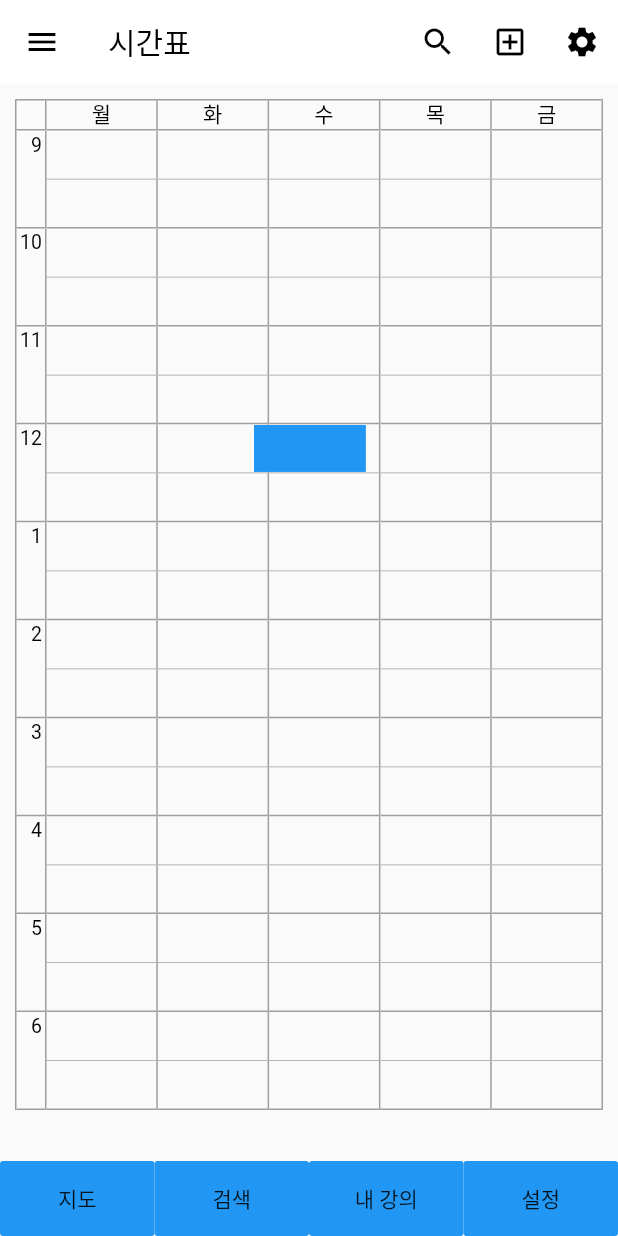
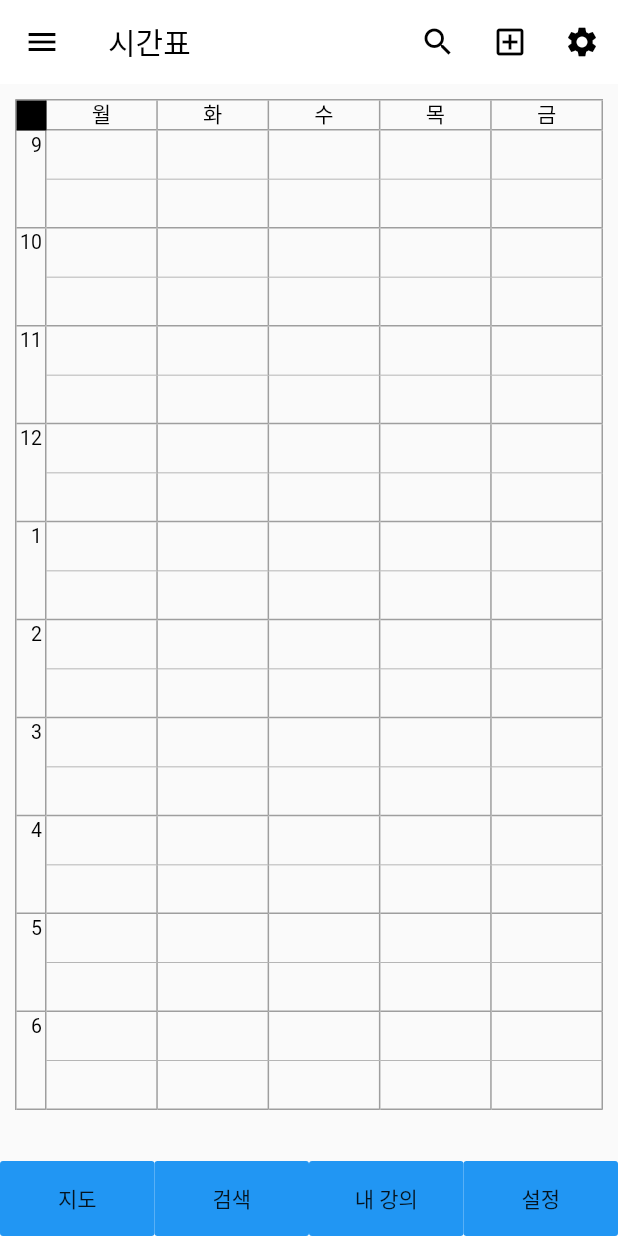
Before and after one commit to appeyroad18/snu_lecture_map, a Flutter app: the screen it shows after launch, item 3 of the bottom bar chosen, on a phone screen of 412 x 824 dp. Run offline on Flutter 3.47's test engine with Material 2 defaults, Android fonts, the light colour scheme and no system bars; our stand-ins replace photo_view; missing offline and left inert: dart:ffi.

Commit message:
Update timetable.dart

```diff
--- a/lib/timetable.dart
+++ b/lib/timetable.dart
@@ -328,13 +328,7 @@ class __TableState extends State<_Table> {
     //double screen_width = double.infinity;
     //double screen_height = double.infinity;
 
-    //List<String> my_lecture = ['기초영어', ];
-    //if (context.read<BoxSize>().mlecture.length == 0) {
-    //  String a = "";}
-    // else if (context.read<BoxSize>().mlecture.length == 1) {
-    //String a =  context.read<BoxSize>().mlecture[1];
-    //}
-
+    List<String> my_lecture = ['기초영어', ];
 
     return Padding(
       padding: EdgeInsets.fromLTRB(10, 10, 10, 10),
@@ -690,12 +684,12 @@ class __TableState extends State<_Table> {
               ),
             ],
           ),
-          //LectureBox(), =====> change
+          LectureBox(),
           //List.unmodifiable(elements),
-          ClassBox(lectureName: context.read<BoxSize>().mlecture[1],),
-          ClassBox(lectureName: '',),
-          ClassBox(lectureName: '',),
-          ClassBox(lectureName: '',),
+          //ClassBox(lectureName: '',),
+          //ClassBox(lectureName: '',),
+          //ClassBox(lectureName: '',),
+          //ClassBox(lectureName: '',),
 
           // 1
           // 2
@@ -884,29 +878,19 @@ class BoxSize with ChangeNotifier {
   double _height = 0;
   double _horizontal = 0;
   double _vertical = 0;
-  List _mlecture = ["","",""]; // =====>change
-  // List<Widget> _lectureList = <Widget>[Container(height: 20,width: 20,color: Colors.black,)]; =====>change
+  List<Widget> _lectureList = <Widget>[Container(height: 20,width: 20,color: Colors.black,)];
 
   String get selectedLecture => _selectedLecture;
   double get width => _width;
   double get height => _height;
   double get horizontal => _horizontal;
   double get vertical => _vertical;
-  List get mlecture => _mlecture; // =====>change
-  //List<Widget> get lectureList => _lectureList; // =====>change
+  List<Widget> get lectureList => _lectureList;
 
-  box() {
-
-  }
-  add() {
-    _mlecture.add(_selectedLecture);
-    print(_mlecture);
-  }
-/*
   add() {
     _lectureList.add(
       Align(
-          alignment: Alignment(2, 2), //set position depend on lecture date and time
+        alignment: Alignment(_horizontal, 2), //set position depend on lecture date and time
         child:
         Container(
           height : 50, //set height depend on lecture duration
@@ -914,17 +898,12 @@ class BoxSize with ChangeNotifier {
           color: Colors.blue,
 
         ),),);
-    pr(_lectureList);
     notifyListeners();
   }
 
- */
-  delete_all() {
-    _mlecture = [""];
+  delete_all(){
+    _lectureList = <Widget>[Container(height: 20,width: 20,color: Colors.black,)];
   }
-  //delete_all(){
-  //  _lectureList = <Widget>[Container(height: 20,width: 20,color: Colors.black,)];
-  //}
 
   pass(String lecture_name) {
     _selectedLecture = lecture_name;
@@ -951,13 +930,12 @@ class BoxSize with ChangeNotifier {
     notifyListeners();
   }
 
-  setothers(double start_time, double end_time) {
-    _vertical = start_time; // 연산추가 필요
-    _height = end_time - start_time; //연산추가 필요
-    print(_vertical);
-    print(_height);
-  }
-  notifyListeners();
+//add() {
+// _boxwidth = _boxwidth + 10;
+//notifyListeners();
+//}
+
+
 }
 /*
 class _TableBox extends StatefulWidget {
@@ -1000,10 +978,10 @@ class DataSearch extends SearchDelegate<String> {
     "재무관리"
   ];
   final recentLectures = ["대학글쓰기1", "대학글쓰기2"];
-  final lectureinfo = [["대학글쓰기1",1,3.0,5.0,"가나다","58동 401호"],
-    ["대학글쓰기2",2,9.0,10.0,"라마바","58동 402호"],
-    ["대학영어1",4,2.0,5.0,"사아자","58동 403호"],
-    ["대학영어2",4,2.0,5.0,"차카타파하","58동 404호"]];
+  final lectureinfo = [["대학글쓰기1",1,3,5,"가나다","58동 401호"],
+    ["대학글쓰기2",2,9,10,"라마바","58동 402호"],
+    ["대학영어1",4,2,5,"사아자","58동 403호"],
+    ["대학영어2",4,2,5,"차카타파하","58동 404호"]];
 
   @override
   List<Widget> buildActions(BuildContext context) {
@@ -1070,7 +1048,7 @@ class DataSearch extends SearchDelegate<String> {
     // show some result based on the selection
     BoxSize _boxSize = Provider.of<BoxSize>(context);
     final String lecName = context.read<BoxSize>().selectedLecture;
-    List selectedinfo = ["","","","",""];
+    List selectedinfo = ["대학글쓰기1",1,3,5,"정다은","58동 404호"];
 
     for (List each in lectureinfo) {
       if (each[0] == lecName) {
@@ -1089,9 +1067,9 @@ class DataSearch extends SearchDelegate<String> {
         }
 */
         selectedinfo[0] = lec_week;
-        double lec_start_time = each[2];
+        int lec_start_time = each[2];
         selectedinfo[1] = lec_start_time;
-        double lec_end_time = each[3];
+        int lec_end_time = each[3];
         selectedinfo[2] = lec_end_time;
         String professor_name = each[4];
         selectedinfo[3] = professor_name;
@@ -1135,10 +1113,7 @@ class DataSearch extends SearchDelegate<String> {
                 _boxSize.setweek(selectedinfo[0]);
                 _boxSize.pr();
                 _boxSize.add();
-                _boxSize.setothers(selectedinfo[1], selectedinfo[2]);
-
-                //print(context.read<BoxSize>().lectureList);
-                print(context.read<BoxSize>().mlecture);
+                print(context.read<BoxSize>().lectureList);
               }),
         ),
         ListTile(
@@ -1168,14 +1143,10 @@ class DataSearch extends SearchDelegate<String> {
                 icon: AnimatedIcons.event_add,
                 progress: transitionAnimation,),
               onPressed: () {
-                close(context, "bye");
+                close(context, "");
+                _boxSize.pr();
                 _boxSize.setweek(selectedinfo[0]);
-                _boxSize.pr();
                 _boxSize.add();
-                _boxSize.setothers(selectedinfo[1], selectedinfo[2]);
-
-                //print(context.read<BoxSize>().lectureList);
-                print(context.read<BoxSize>().mlecture);
               }),
         ),
 
@@ -1184,7 +1155,7 @@ class DataSearch extends SearchDelegate<String> {
   }
 }
 
-/*
+
 class LectureBox extends StatefulWidget {
   const LectureBox({Key? key}) : super(key: key);
 
@@ -1215,7 +1186,7 @@ class _LectureBoxState extends State<LectureBox> {
   }
 }
 
-*/
+
 
 //참고용 widget
 class ClassBox extends StatefulWidget {
@@ -1255,24 +1226,14 @@ class _ClassBoxState extends State<ClassBox> {
   @override
   Widget build(BuildContext context) {
     double screen_width = MediaQuery.of(context).size.width;
-    double screen_height = MediaQuery.of(context).size.height;
     double hor = context.read<BoxSize>().horizontal;
-    double ver = context.read<BoxSize>().vertical;
-    double hei = context.read<BoxSize>().height;
-
-    return
-      Align(
+    return Align(
       alignment: Alignment(hor, -0.326), //set position depend on lecture date and time
-        child: GestureDetector(
       child: Container(
         height : ClassTime(widget.lectureName), //set height depend on lecture duration
         width : (screen_width - 41) / 5, //set width
         color: Colors.blue,
       ),
-          onTap:() {
-            print(hor);
-          },
-        ),
     );
   }
 }
```
Lines whose indentation alone changed are shown as unchanged.
